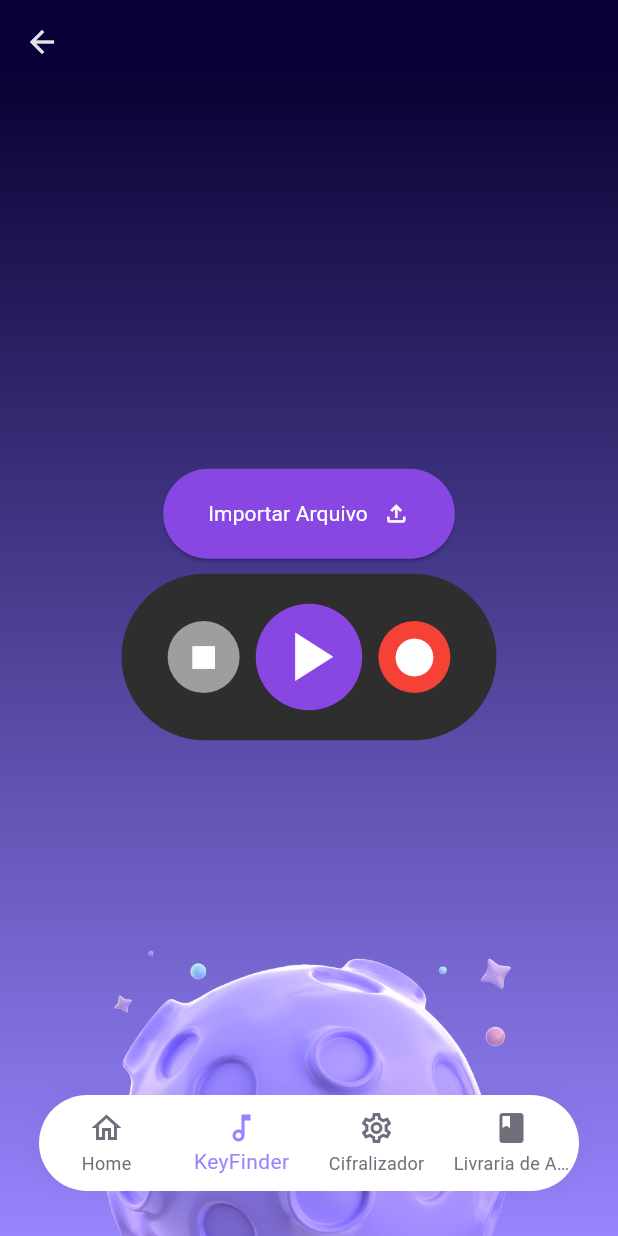
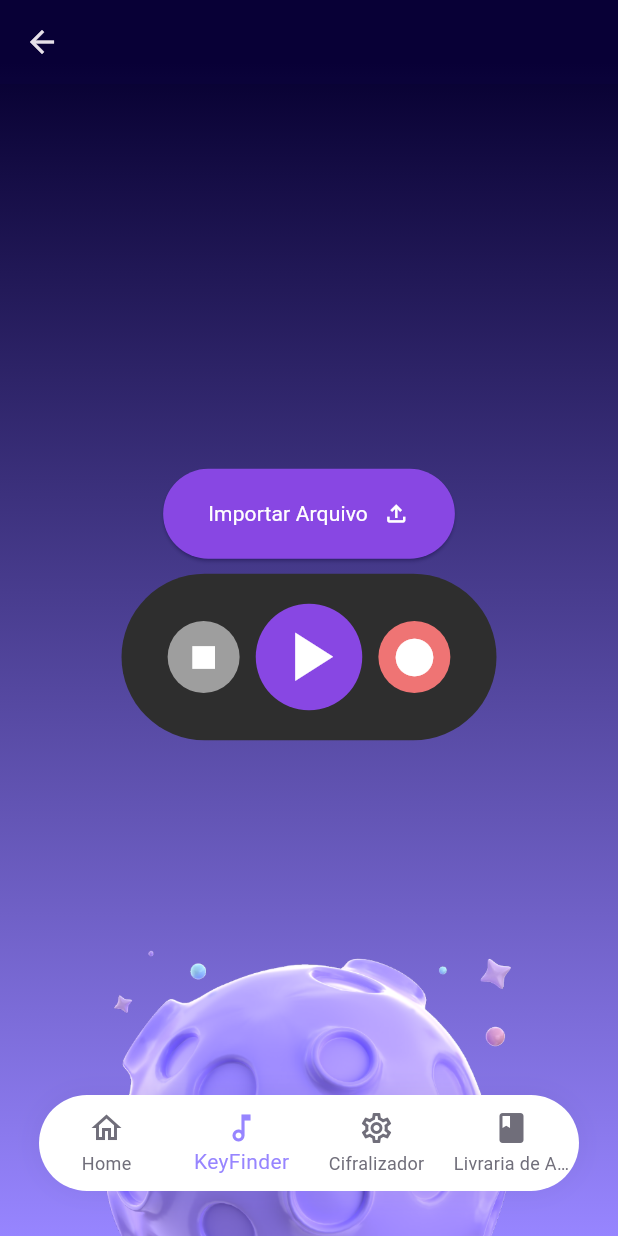
Before and after one commit to ericlefyson/lyratune, a Flutter app: the KeyFinderScreen screen opened by its route, on a phone screen of 412 x 824 dp. Run offline on Flutter 3.47's test engine with Material 3 defaults, Android fonts, the phone set to English and light mode, and no system bars; our stand-ins replace auto_route, file_picker, permission_handler; Roboto replaces fonts that are missing (Anybody).

Commit message:
Add theme

```diff
--- a/lib/screens/key_finder/key_finder.dart
+++ b/lib/screens/key_finder/key_finder.dart
@@ -18,6 +18,8 @@ class _KeyFinderScreenState extends State<KeyFinderScreen> {
 
   @override
   Widget build(BuildContext context) {
+    final theme = Theme.of(context);
+
     return Scaffold(
       backgroundColor: Colors.transparent,
       appBar: AppBar(),
@@ -114,7 +116,7 @@ class _KeyFinderScreenState extends State<KeyFinderScreen> {
                       iconSize: 55, // Altera a cor do botão de play para branco
                     ),
                     CircleIconButton(
-                      backgroundColor: Colors.red,
+                      backgroundColor: theme.colorScheme.error,
                       icon: Icons.circle,
                       onPressed: () {
                         // Lógica para iniciar gravação
```
